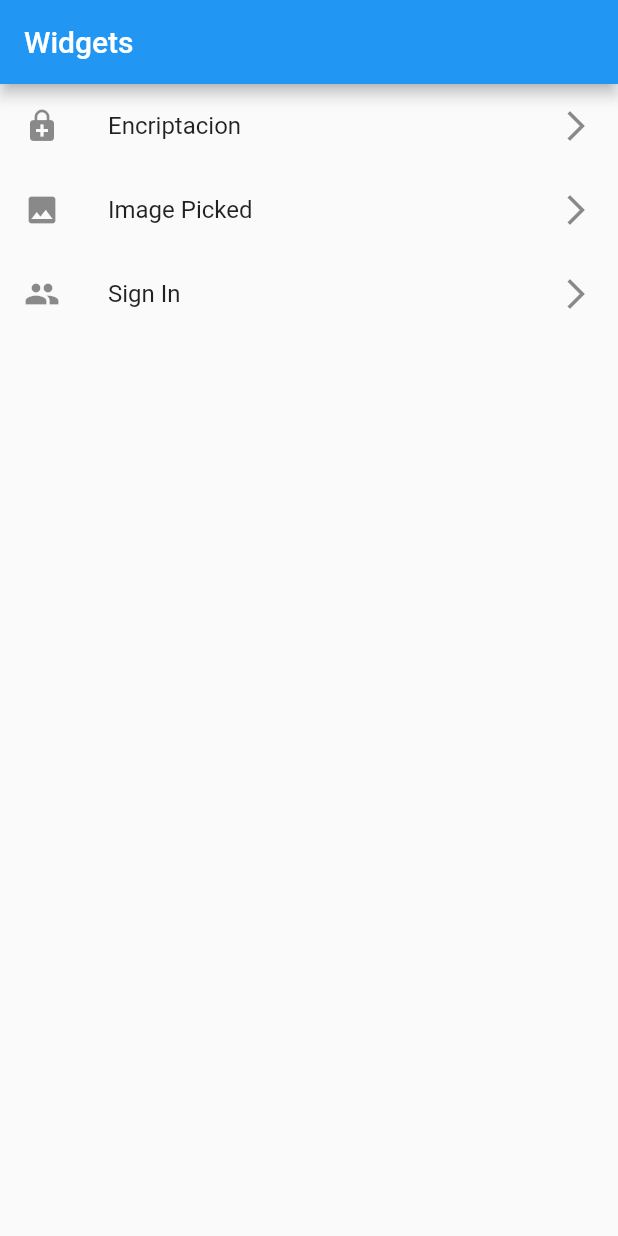
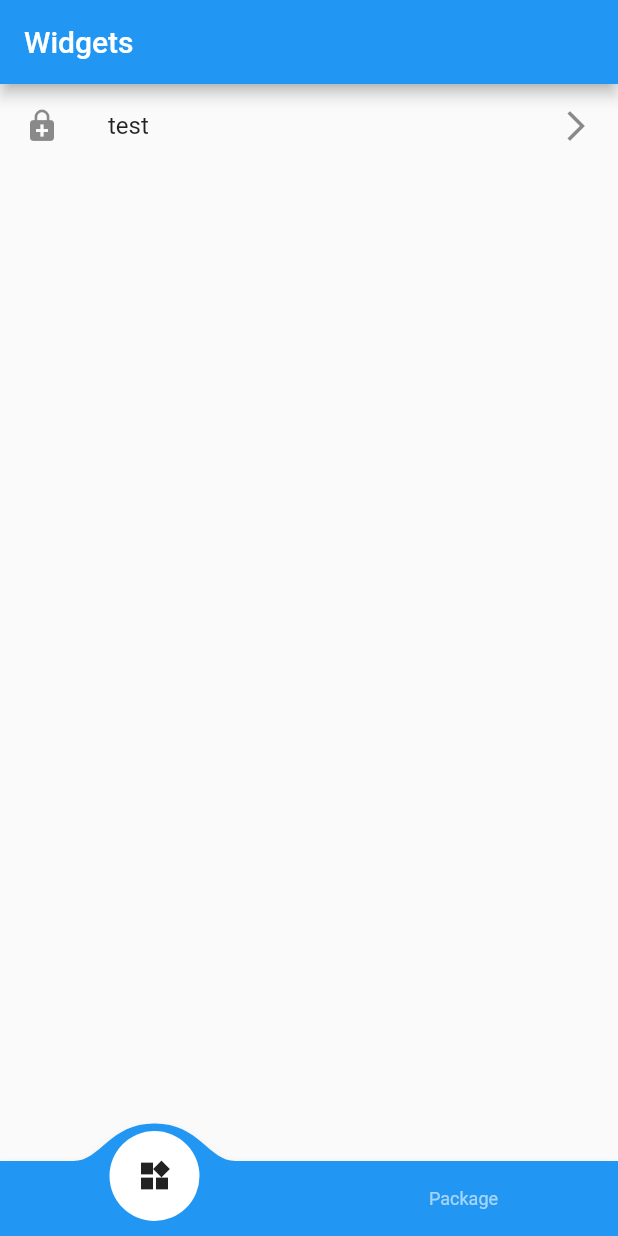
Before and after one commit to hector2d2/flutter-widgets, a Flutter app: the screen it shows after launch, on a phone screen of 412 x 824 dp. Run offline on Flutter 3.47's test engine with Material 2 defaults, Android fonts, the phone set to English and light mode, and no system bars; drawn by our look-alikes of convex_bottom_bar; our stand-ins replace get, image_picker, local_auth; missing offline and left inert: encrypt.

Commit message:
Feat: Add bottomNavbar to change view widgets and package

```diff
--- /dev/null
+++ b/lib/controllers/bottom_navbar.dart
@@ -0,0 +1,11 @@
+import 'package:get/get.dart';
+
+class BottomNavBarController extends GetxController {
+  RxInt indexView = 0.obs;
+  RxString titleView = 'Widgets'.obs;
+
+  void changeView(int index) {
+    indexView.value = index;
+    titleView.value = index == 0 ? 'Widgets' : 'Package';
+  }
+}
--- a/lib/views/home.dart
+++ b/lib/views/home.dart
@@ -1,14 +1,68 @@
 import 'package:flutter/material.dart';
 import 'package:get/get.dart';
+import 'package:convex_bottom_bar/convex_bottom_bar.dart';
+
+import 'package:widgets/controllers/bottom_navbar.dart';
 
 class HomeView extends StatelessWidget {
   @override
   Widget build(BuildContext context) {
+    print('build home');
+    BottomNavBarController navBarController = Get.put(BottomNavBarController());
     return Scaffold(
       appBar: AppBar(
-        title: Text('Widgets'),
+        title: Obx(
+          () => Text(
+            navBarController.titleView.value,
           ),
-      body: ListView(
+        ),
+      ),
+      body: Obx(
+        () => IndexedStack(
+          index: navBarController.indexView.value,
+          children: [
+            _widgets(),
+            _package(),
+          ],
+        ),
+      ),
+      bottomNavigationBar: ConvexAppBar(
+        onTap: (int index) => navBarController.changeView(index),
+        style: TabStyle.titled,
+        items: [
+          TabItem(
+            title: 'Widgets',
+            icon: Icon(
+              Icons.widgets,
+            ),
+          ),
+          TabItem(
+            title: 'Package',
+            icon: Icon(
+              Icons.book,
+            ),
+          ),
+        ],
+      ),
+    );
+  }
+
+  Widget _widgets() {
+    return ListView(
+      children: [
+        _listItem(
+          title: 'test',
+          icon: Icons.enhanced_encryption,
+          onTap: () {
+            // Get.toNamed('encryption');
+          },
+        ),
+      ],
+    );
+  }
+
+  Widget _package() {
+    return ListView(
       children: [
         _listItem(
           title: 'Encriptacion',
@@ -32,7 +86,6 @@ class HomeView extends StatelessWidget {
           },
         ),
       ],
-      ),
     );
   }
 
```
Also changed, not shown: pubspec.yaml (+8 -0 lines). Lines whose indentation alone changed are shown as unchanged.
